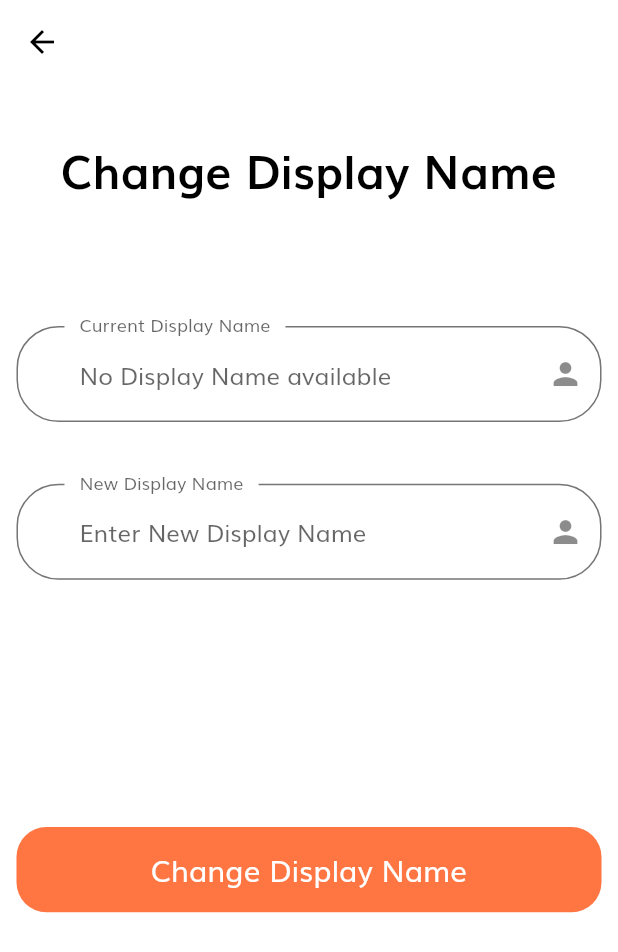
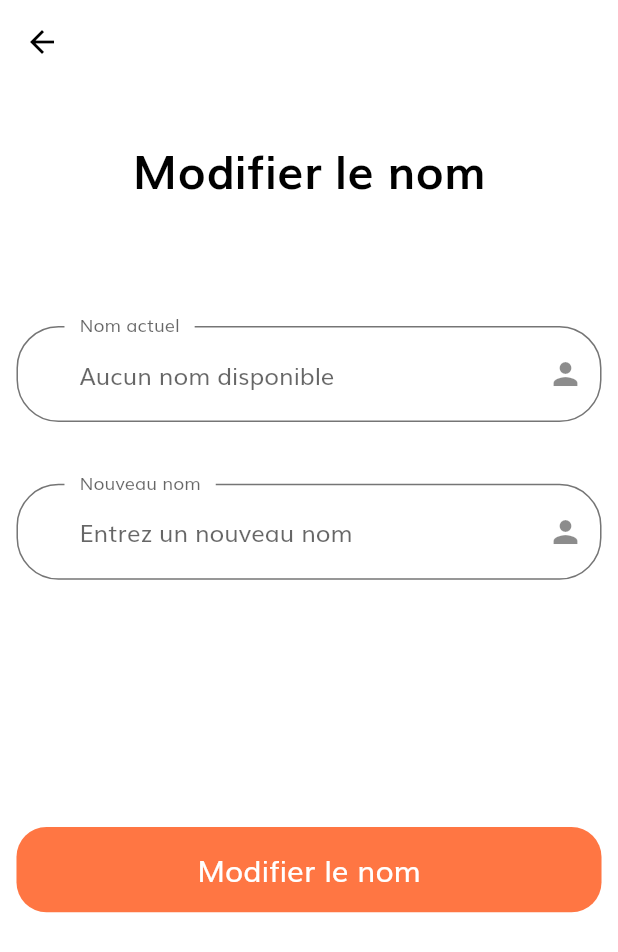
Before and after one commit to noucharles/mobile-shop-games, a Flutter app: the ChangeDisplayNameScreen screen opened directly, on a phone screen of 412 x 824 dp. Shown: the top 952 px of the screen. Run offline on Flutter 3.47's test engine with Material 2 defaults, Android fonts, the phone set to English and light mode, and no system bars; our stand-ins replace cloud_firestore, firebase_auth, firebase_core, firebase_storage, flutter_rating_bar, flutter_svg and 5 more; missing offline and left inert: enum_to_string, future_progress_dialog, pinch_zoom_image_updated, swipedetector; accounts and stored records are empty; network calls fail.

Commit message:
traduction fr cart & category products & change dis. name

```diff
--- a/lib/screens/cart/components/checkout_card.dart
+++ b/lib/screens/cart/components/checkout_card.dart
@@ -64,7 +64,7 @@ class CheckoutCard extends StatelessWidget {
                 SizedBox(
                   width: getProportionateScreenWidth(190),
                   child: DefaultButton(
-                    text: "Checkout",
+                    text: "Vérifier",
                     press: onCheckoutPressed,
                   ),
                 ),
--- a/lib/screens/change_display_name/components/body.dart
+++ b/lib/screens/change_display_name/components/body.dart
@@ -17,7 +17,7 @@ class Body extends StatelessWidget {
           children: [
             SizedBox(height: SizeConfig.screenHeight * 0.04),
             Text(
-              "Change Display Name",
+              "Modifier le nom",
               style: headingStyle,
             ),
             ChangeDisplayNameForm(),
--- a/lib/screens/change_display_name/components/change_display_name_form.dart
+++ b/lib/screens/change_display_name/components/change_display_name_form.dart
@@ -43,7 +43,7 @@ class _ChangeDisplayNameFormState extends State<ChangeDisplayNameForm> {
           buildNewDisplayNameField(),
           SizedBox(height: SizeConfig.screenHeight * 0.2),
           DefaultButton(
-            text: "Change Display Name",
+            text: "Modifier le nom",
             press: () {
               final uploadFuture = changeDisplayNameButtonCallback();
               showDialog(
@@ -51,12 +51,12 @@ class _ChangeDisplayNameFormState extends State<ChangeDisplayNameForm> {
                 builder: (context) {
                   return FutureProgressDialog(
                     uploadFuture,
-                    message: Text("Updating Display Name"),
+                    message: Text("Mise à jour du nom"),
                   );
                 },
               );
               ScaffoldMessenger.of(context).showSnackBar(
-                  SnackBar(content: Text("Display Name updated")));
+                  SnackBar(content: Text("Nom mis à jour")));
             },
           ),
         ],
@@ -71,14 +71,14 @@ class _ChangeDisplayNameFormState extends State<ChangeDisplayNameForm> {
       controller: newDisplayNameController,
       keyboardType: TextInputType.name,
       decoration: InputDecoration(
-        hintText: "Enter New Display Name",
-        labelText: "New Display Name",
+        hintText: "Entrez un nouveau nom",
+        labelText: "Nouveau nom",
         floatingLabelBehavior: FloatingLabelBehavior.always,
         suffixIcon: Icon(Icons.person),
       ),
       validator: (value) {
         if (newDisplayNameController.text.isEmpty) {
-          return "Display Name cannot be empty";
+          return "Le nom ne peut pas être vide";
         }
         return null;
       },
@@ -96,8 +96,8 @@ class _ChangeDisplayNameFormState extends State<ChangeDisplayNameForm> {
         final textField = TextFormField(
           controller: currentDisplayNameController,
           decoration: InputDecoration(
-            hintText: "No Display Name available",
-            labelText: "Current Display Name",
+            hintText: "Aucun nom disponible",
+            labelText: "Nom actuel",
             floatingLabelBehavior: FloatingLabelBehavior.always,
             suffixIcon: Icon(Icons.person),
           ),
@@ -115,7 +115,7 @@ class _ChangeDisplayNameFormState extends State<ChangeDisplayNameForm> {
       _formKey.currentState.save();
       await AuthentificationService()
           .updateCurrentUserDisplayName(newDisplayNameController.text);
-      print("Display Name updated to ${newDisplayNameController.text} ...");
+      print("Nom mis à jour en ${newDisplayNameController.text} ...");
     }
   }
 }
```
Also changed, not shown: lib/screens/cart/components/body.dart (+25 -25 lines), lib/screens/category_products/components/body.dart (+4 -4 lines).
